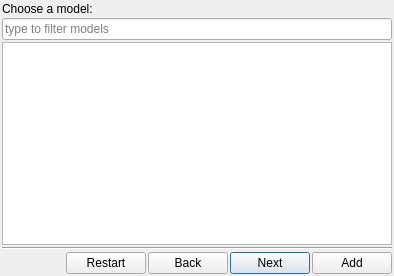
The window that src/vcross_qt/vcross_plot_add_dialog.ui (metno/diana) describes before a commit, drawn with Qt 5.
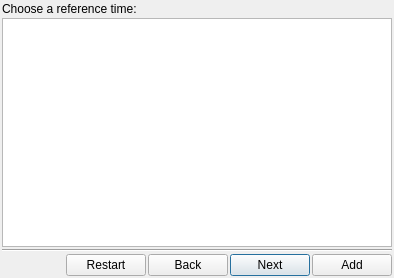
The same window after the commit. The open tabs and pages were chosen to show the change.

Commit message:
reference times in vcross
 * vprof and wave spectra use latest reference time

What changed in the file:
```diff
--- a/src/vcross_qt/vcross_plot_add_dialog.ui
+++ b/src/vcross_qt/vcross_plot_add_dialog.ui
@@ -10,7 +10,7 @@
     <x>0</x>
     <y>0</y>
     <width>394</width>
-    <height>276</height>
+    <height>278</height>
    </rect>
   </property>
   <property name="windowTitle">
@@ -62,6 +62,33 @@
        </item>
       </layout>
      </widget>
+     <widget class="QWidget" name="reftimePage">
+      <layout class="QVBoxLayout" name="verticalLayout_2" stretch="0,1">
+       <property name="spacing">
+        <number>2</number>
+       </property>
+       <property name="margin">
+        <number>0</number>
+       </property>
+       <item>
+        <widget class="QLabel" name="reftimeLabel">
+         <property name="text">
+          <string>Choose a reference time:</string>
+         </property>
+        </widget>
+       </item>
+       <item>
+        <widget class="QListView" name="reftimeList">
+         <property name="editTriggers">
+          <set>QAbstractItemView::NoEditTriggers</set>
+         </property>
+         <property name="selectionBehavior">
+          <enum>QAbstractItemView::SelectRows</enum>
+         </property>
+        </widget>
+       </item>
+      </layout>
+     </widget>
      <widget class="QWidget" name="plotPage">
       <layout class="QVBoxLayout" name="layoutFields" stretch="0,0,0">
        <property name="spacing">
```
Left out of the diff: 4 changed lines with no effect on the pictures. The commit also changes 33 other files.
